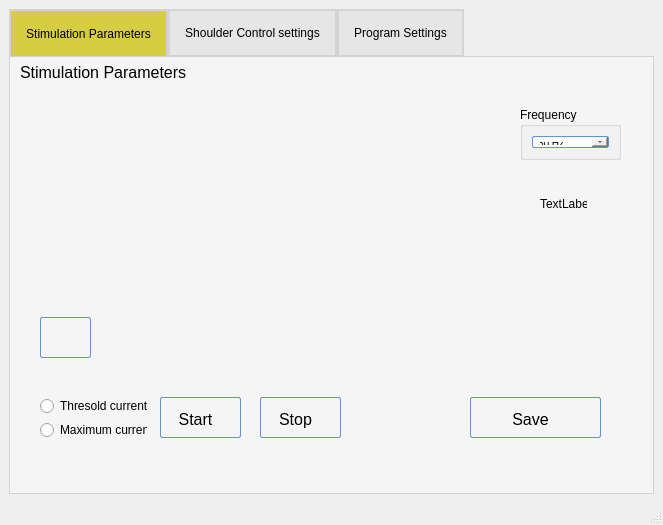
Above: POML060_v1/stageprogram.ui from viniltc/POML060 before the change. Below: the same form after it.
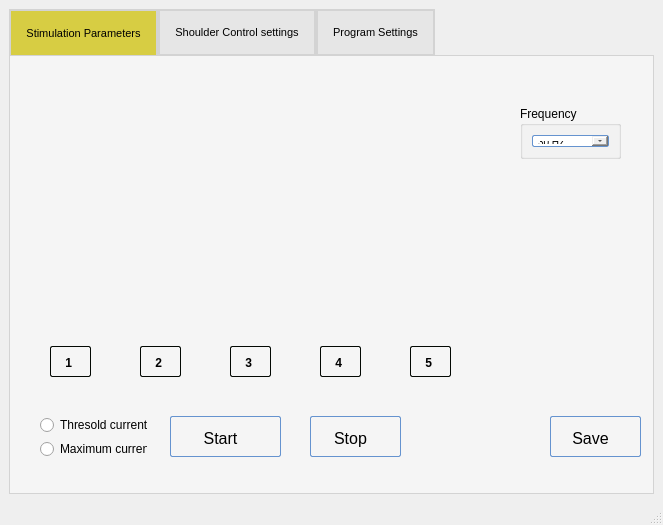
That is the form after the change. Icons and pictures are not drawn. Custom widgets are drawn as their Qt base class.

```diff
--- a/POML060_v1/stageprogram.ui
+++ b/POML060_v1/stageprogram.ui
@@ -17,6 +17,11 @@
    <layout class="QGridLayout" name="gridLayout_4">
     <item row="0" column="0">
      <widget class="QTabWidget" name="tabWidget">
+      <property name="font">
+       <font>
+        <pointsize>8</pointsize>
+       </font>
+      </property>
       <property name="styleSheet">
        <string notr="true">QTabWidget::pane {
   border: 1px solid lightgray;
@@ -42,24 +47,6 @@
        <attribute name="title">
         <string>Stimulation Parameters</string>
        </attribute>
-       <widget class="QLabel" name="label_2">
-        <property name="geometry">
-         <rect>
-          <x>10</x>
-          <y>0</y>
-          <width>231</width>
-          <height>31</height>
-         </rect>
-        </property>
-        <property name="font">
-         <font>
-          <pointsize>12</pointsize>
-         </font>
-        </property>
-        <property name="text">
-         <string>Stimulation Parameters</string>
-        </property>
-       </widget>
        <widget class="QGroupBox" name="groupBox_6">
         <property name="geometry">
          <rect>
@@ -133,9 +120,9 @@
        <widget class="QPushButton" name="pushButton_stimStart">
         <property name="geometry">
          <rect>
-          <x>150</x>
-          <y>340</y>
-          <width>81</width>
+          <x>160</x>
+          <y>360</y>
+          <width>111</width>
           <height>41</height>
          </rect>
         </property>
@@ -192,9 +179,9 @@
        <widget class="QPushButton" name="pushButton_stimStop">
         <property name="geometry">
          <rect>
-          <x>250</x>
-          <y>340</y>
-          <width>81</width>
+          <x>300</x>
+          <y>360</y>
+          <width>91</width>
           <height>41</height>
          </rect>
         </property>
@@ -247,9 +234,9 @@
        <widget class="QPushButton" name="pushButton_stimSave">
         <property name="geometry">
          <rect>
-          <x>460</x>
-          <y>340</y>
-          <width>131</width>
+          <x>540</x>
+          <y>360</y>
+          <width>91</width>
           <height>41</height>
          </rect>
         </property>
@@ -303,7 +290,7 @@
         <property name="geometry">
          <rect>
           <x>30</x>
-          <y>340</y>
+          <y>360</y>
           <width>107</width>
           <height>42</height>
          </rect>
@@ -329,30 +316,17 @@
         <property name="geometry">
          <rect>
           <x>30</x>
-          <y>40</y>
+          <y>70</y>
           <width>61</width>
           <height>201</height>
          </rect>
         </property>
        </widget>
-       <widget class="QLabel" name="label_currentOne">
-        <property name="geometry">
-         <rect>
-          <x>530</x>
-          <y>140</y>
-          <width>47</width>
-          <height>13</height>
-         </rect>
-        </property>
-        <property name="text">
-         <string>TextLabel</string>
-        </property>
-       </widget>
        <widget class="CurrentButtonOne" name="widget_currentTwo" native="true">
         <property name="geometry">
          <rect>
           <x>120</x>
-          <y>40</y>
+          <y>70</y>
           <width>61</width>
           <height>201</height>
          </rect>
@@ -362,7 +336,7 @@
         <property name="geometry">
          <rect>
           <x>210</x>
-          <y>40</y>
+          <y>70</y>
           <width>61</width>
           <height>201</height>
          </rect>
@@ -372,7 +346,7 @@
         <property name="geometry">
          <rect>
           <x>300</x>
-          <y>40</y>
+          <y>70</y>
           <width>61</width>
           <height>201</height>
          </rect>
@@ -382,7 +356,7 @@
         <property name="geometry">
          <rect>
           <x>390</x>
-          <y>40</y>
+          <y>70</y>
           <width>61</width>
           <height>201</height>
          </rect>
@@ -391,57 +365,249 @@
        <widget class="QPushButton" name="pushButton_currOnOne">
         <property name="geometry">
          <rect>
-          <x>30</x>
-          <y>260</y>
-          <width>51</width>
-          <height>41</height>
+          <x>40</x>
+          <y>290</y>
+          <width>41</width>
+          <height>31</height>
          </rect>
         </property>
+        <property name="font">
+         <font>
+          <family>Arial</family>
+          <pointsize>-1</pointsize>
+          <weight>75</weight>
+          <italic>false</italic>
+          <bold>true</bold>
+         </font>
+        </property>
         <property name="styleSheet">
-         <string notr="true">QPushButton:hover{
-        background: qlineargradient(x1 : 0, y1 : 0, x2 : 0, y2 :   1, stop :   0.0 #ffd9aa,
-                stop :   0.5 #ffbb6e, stop :   0.55 #feae42, stop :   1.0 #fedb74);
+         <string notr="true">
+
+QPushButton {
+        border: 1px solid #030803;
+        border-radius: 2px;
+        padding: 5px 15px 2px 5px;
+        background: qlineargradient(x1 : 0, y1 : 0, x2 : 0, y2 :   1, stop :   0.0 #D61B08,
+                stop :   0.5 #E8796E stop :   0.55 #E8796E, stop :   1.0 #D61B08);
+        color: #00000;
+        font:  large &quot;Arial&quot;;
+        font: Bold;
+        text-align: center; 
+		font-size: 12px;
+        height: 30px;
 }
 
+
+
+QPushButton:checked {
+        border: 1px solid #030803;
+        border-radius: 2px;
+        padding: 5px 15px 2px 5px;
+        background: qlineargradient(x1 : 0, y1 : 0, x2 : 0, y2 :   1, stop :   0.0 #0BB010,
+                stop :   0.5 #6EB470, stop :   0.55 #6EB470, stop :   1.0 #0BB010);
+        color: #00000;
+        font:  large &quot;Arial&quot;;
+        font: Bold;
+		font-size: 12px;
+
+        height: 30px;
+
+}</string>
+        </property>
+        <property name="text">
+         <string>  1</string>
+        </property>
+       </widget>
+       <widget class="QPushButton" name="pushButton_currOnTwo">
+        <property name="geometry">
+         <rect>
+          <x>130</x>
+          <y>290</y>
+          <width>41</width>
+          <height>31</height>
+         </rect>
+        </property>
+        <property name="styleSheet">
+         <string notr="true">
+
+
 QPushButton {
-        border: 1px solid #6593cf;
+        border: 1px solid #030803;
         border-radius: 2px;
         padding: 5px 15px 2px 5px;
-        background: qlineargradient(x1 : 0, y1 : 0, x2 : 0, y2 :   1, stop :   0.0 #f5f9ff,
-                stop :   0.5 #c7dfff, stop :   0.55 #afd2ff, stop :   1.0 #c0dbff);
-        color: #0000;
+        background: qlineargradient(x1 : 0, y1 : 0, x2 : 0, y2 :   1, stop :   0.0 #D61B08,
+                stop :   0.5 #E8796E stop :   0.55 #E8796E, stop :   1.0 #D61B08);
+        color: #00000;
         font:  large &quot;Arial&quot;;
-		font-size: 16px;
+        font: Bold;
+        text-align: center; 
+		font-size: 12px;
         height: 30px;
 }
 
 
 
-QPushButton:pressed {
-        background: qlineargradient(x1 : 0, y1 : 0, x2 : 0, y2 :   1, stop :   0.0 #c0dbff,
-        stop :   0.5 #cfd26f, stop :   0.55 #c7df6f, stop :   1.0 #f5f9ff);
-        padding-top: 2px;
-        padding-left: 3px;
+QPushButton:checked {
+        border: 1px solid #030803;
+        border-radius: 2px;
+        padding: 5px 15px 2px 5px;
+        background: qlineargradient(x1 : 0, y1 : 0, x2 : 0, y2 :   1, stop :   0.0 #0BB010,
+                stop :   0.5 #6EB470, stop :   0.55 #6EB470, stop :   1.0 #0BB010);
+        color: #00000;
+        font:  large &quot;Arial&quot;;
+        font: Bold;
+		font-size: 12px;
 
+        height: 30px;
+
+}</string>
+        </property>
+        <property name="text">
+         <string>  2</string>
+        </property>
+       </widget>
+       <widget class="QPushButton" name="pushButton_currOnThree">
+        <property name="geometry">
+         <rect>
+          <x>220</x>
+          <y>290</y>
+          <width>41</width>
+          <height>31</height>
+         </rect>
+        </property>
+        <property name="styleSheet">
+         <string notr="true">
+
+
+QPushButton {
+        border: 1px solid #030803;
+        border-radius: 2px;
+        padding: 5px 15px 2px 5px;
+        background: qlineargradient(x1 : 0, y1 : 0, x2 : 0, y2 :   1, stop :   0.0 #D61B08,
+                stop :   0.5 #E8796E stop :   0.55 #E8796E, stop :   1.0 #D61B08);
+        color: #00000;
+        font:  large &quot;Arial&quot;;
+        font: Bold;
+        text-align: center; 
+		font-size: 12px;
+        height: 30px;
 }
 
 
-QPushButton:on {
-        background: qlineargradient(x1 : 0, y1 : 0, x2 : 0, y2 :   1, stop :   0.0 #5AA72D,
-        stop :   0.5 #B3E296, stop :   0.55 #B3E296, stop :   1.0 #f5f9ff);
-        padding-top: 2px;
-        padding-left: 3px;
+
+QPushButton:checked {
+        border: 1px solid #030803;
+        border-radius: 2px;
+        padding: 5px 15px 2px 5px;
+        background: qlineargradient(x1 : 0, y1 : 0, x2 : 0, y2 :   1, stop :   0.0 #0BB010,
+                stop :   0.5 #6EB470, stop :   0.55 #6EB470, stop :   1.0 #0BB010);
+        color: #00000;
+        font:  large &quot;Arial&quot;;
+        font: Bold;
+		font-size: 12px;
+
+        height: 30px;
+
+}</string>
+        </property>
+        <property name="text">
+         <string>  3</string>
+        </property>
+       </widget>
+       <widget class="QPushButton" name="pushButton_currOnFour">
+        <property name="geometry">
+         <rect>
+          <x>310</x>
+          <y>290</y>
+          <width>41</width>
+          <height>31</height>
+         </rect>
+        </property>
+        <property name="styleSheet">
+         <string notr="true">
+
+
+
+QPushButton {
+        border: 1px solid #030803;
+        border-radius: 2px;
+        padding: 5px 15px 2px 5px;
+        background: qlineargradient(x1 : 0, y1 : 0, x2 : 0, y2 :   1, stop :   0.0 #D61B08,
+                stop :   0.5 #E8796E stop :   0.55 #E8796E, stop :   1.0 #D61B08);
+        color: #00000;
+        font:  large &quot;Arial&quot;;
+        font: Bold;
+        text-align: center; 
+		font-size: 12px;
+        height: 30px;
 }
 
-QPushButton:disabled {
-        background: transparent #e5e9ee;
-        padding-top: 2px;        
-        padding-left: 3px;
-        color: black;
+
+
+QPushButton:checked {
+        border: 1px solid #030803;
+        border-radius: 2px;
+        padding: 5px 15px 2px 5px;
+        background: qlineargradient(x1 : 0, y1 : 0, x2 : 0, y2 :   1, stop :   0.0 #0BB010,
+                stop :   0.5 #6EB470, stop :   0.55 #6EB470, stop :   1.0 #0BB010);
+        color: #00000;
+        font:  large &quot;Arial&quot;;
+        font: Bold;
+		font-size: 12px;
+
+        height: 30px;
+
 }</string>
         </property>
         <property name="text">
-         <string/>
+         <string>  4</string>
+        </property>
+       </widget>
+       <widget class="QPushButton" name="pushButton_currOnFive">
+        <property name="geometry">
+         <rect>
+          <x>400</x>
+          <y>290</y>
+          <width>41</width>
+          <height>31</height>
+         </rect>
+        </property>
+        <property name="styleSheet">
+         <string notr="true">
+
+QPushButton {
+        border: 1px solid #030803;
+        border-radius: 2px;
+        padding: 5px 15px 2px 5px;
+        background: qlineargradient(x1 : 0, y1 : 0, x2 : 0, y2 :   1, stop :   0.0 #D61B08,
+                stop :   0.5 #E8796E stop :   0.55 #E8796E, stop :   1.0 #D61B08);
+        color: #00000;
+        font:  large &quot;Arial&quot;;
+        font: Bold;
+        text-align: center; 
+		font-size: 12px;
+        height: 30px;
+}
+
+
+
+QPushButton:checked {
+        border: 1px solid #030803;
+        border-radius: 2px;
+        padding: 5px 15px 2px 5px;
+        background: qlineargradient(x1 : 0, y1 : 0, x2 : 0, y2 :   1, stop :   0.0 #0BB010,
+                stop :   0.5 #6EB470, stop :   0.55 #6EB470, stop :   1.0 #0BB010);
+        color: #00000;
+        font:  large &quot;Arial&quot;;
+        font: Bold;
+		font-size: 12px;
+
+        height: 30px;
+
+}</string>
+        </property>
+        <property name="text">
+         <string>  5</string>
         </property>
        </widget>
       </widget>
```
